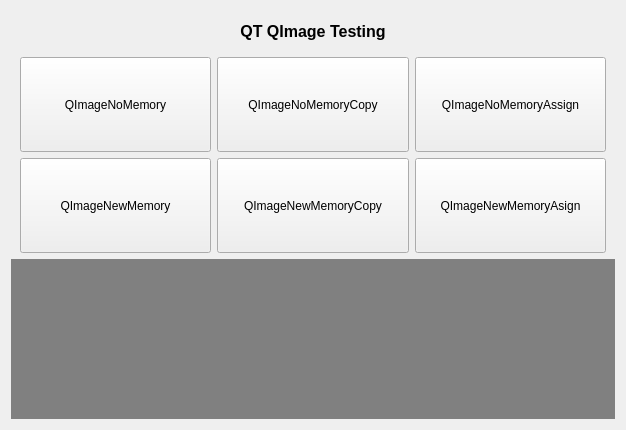
xautshuanglong/QtLearningRepository, file QtGuiApplicationTest/QtGuiApplicationTest/MiscellaneousImageQImage.ui: the form before one commit.
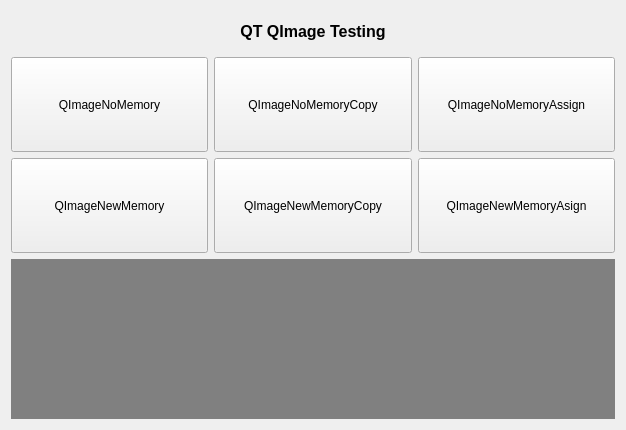
The form after the commit.

The edit to the form file:
```diff
--- a/QtGuiApplicationTest/QtGuiApplicationTest/MiscellaneousImageQImage.ui
+++ b/QtGuiApplicationTest/QtGuiApplicationTest/MiscellaneousImageQImage.ui
@@ -44,10 +44,10 @@
    <item>
     <layout class="QGridLayout" name="gridLayout">
      <property name="leftMargin">
-      <number>9</number>
+      <number>0</number>
      </property>
      <property name="rightMargin">
-      <number>9</number>
+      <number>0</number>
      </property>
      <item row="0" column="2">
       <widget class="QPushButton" name="btnImgNoMemoryAssign">
```
